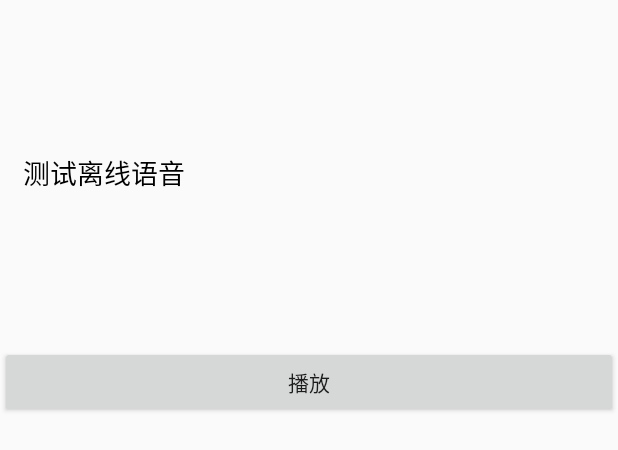
After one commit to tribbianiwang/androidDemos, an Android app: the layout activity_tts.xml on its own in the app's theme, with its tools: preview values and no code run, on a phone screen of 412 x 824 dp. The commit adds this screen. Shown: the top 450 px of the screen. Run offline under Robolectric (Android 15) with nearby library versions, the phone set to English and light mode, and no system bars.

Commit message:
AndroidTextToSpeachDemo

```diff
--- a/app/src/main/java/com/wl/androiddemos/adapter/RvDemoAdapter.kt
+++ b/app/src/main/java/com/wl/androiddemos/adapter/RvDemoAdapter.kt
@@ -1,5 +1,6 @@
 package com.wl.androiddemos.adapter
 
+import android.util.Log
 import android.view.LayoutInflater
 import android.view.View
 import android.view.ViewGroup
@@ -15,6 +16,7 @@ class RvDemoAdapter(datalist: ArrayList<RvDataBean>) :RecyclerView.Adapter<Recyc
     }
 
     override fun onCreateViewHolder(parent: ViewGroup, viewType: Int): RecyclerView.ViewHolder {
+        Log.d("rvDemoAdapter","oncreateviewholder")
 
       return ViewHolder(LayoutInflater.from(parent.context).inflate(R.layout.rv_demo_item,parent,false))
 
--- /dev/null
+++ b/app/src/main/res/layout/activity_tts.xml
@@ -0,0 +1,33 @@
+<?xml version="1.0" encoding="utf-8"?>
+<LinearLayout xmlns:android="http://schemas.android.com/apk/res/android"
+        xmlns:app="http://schemas.android.com/apk/res-auto"
+        xmlns:tools="http://schemas.android.com/tools"
+        android:layout_width="match_parent"
+        android:layout_height="match_parent"
+        android:orientation="vertical"
+        tools:context=".TTSActivity">
+
+    <EditText
+            android:layout_width="match_parent"
+            android:layout_height="200dp"
+            android:background="@android:color/transparent"
+            android:id="@+id/et_speak_content"
+            android:hint="输入文字"
+            android:text="测试离线语音"
+            android:textColor="@android:color/black"
+            android:textSize="18sp"
+            android:layout_margin="15dp"
+            />
+
+    <Button
+            android:layout_width="match_parent"
+            android:layout_height="wrap_content"
+            android:text="播放"
+            android:id="@+id/bt_play"
+        />
+
+
+
+
+
+</LinearLayout>
```
Also changed, not shown: app/src/main/AndroidManifest.xml (+4 -4 lines), app/src/main/java/com/wl/androiddemos/TTSActivity.kt (added, +58 -0 lines).
